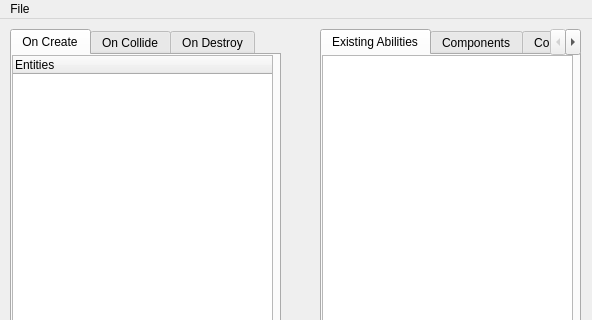
Before: the Qt Designer form RootTools/AbilityEditor/UI/AbilityEditor.ui in kevinortegren/zombieshroom, drawn with Qt 5; both pictures show x 0 to 592 and y 0 to 320 of the 592 by 682 pixel window.
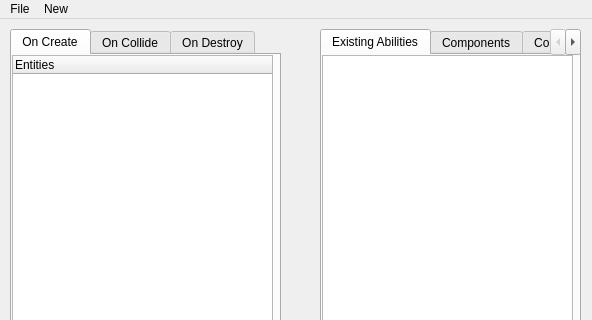
After: the same form once the commit is applied. Custom widgets are drawn as their Qt base class.

```diff
--- a/RootTools/AbilityEditor/UI/AbilityEditor.ui
+++ b/RootTools/AbilityEditor/UI/AbilityEditor.ui
@@ -226,7 +226,14 @@
     <addaction name="actionGenerate_Script"/>
     <addaction name="actionQuit"/>
    </widget>
+   <widget class="QMenu" name="menuNew">
+    <property name="title">
+     <string>New</string>
+    </property>
+    <addaction name="actionEntity"/>
+   </widget>
    <addaction name="menuFile"/>
+   <addaction name="menuNew"/>
   </widget>
   <widget class="QStatusBar" name="statusBar"/>
   <action name="actionSave_As">
```
Left out of the diff: 15 changed lines with no effect on the pictures.
